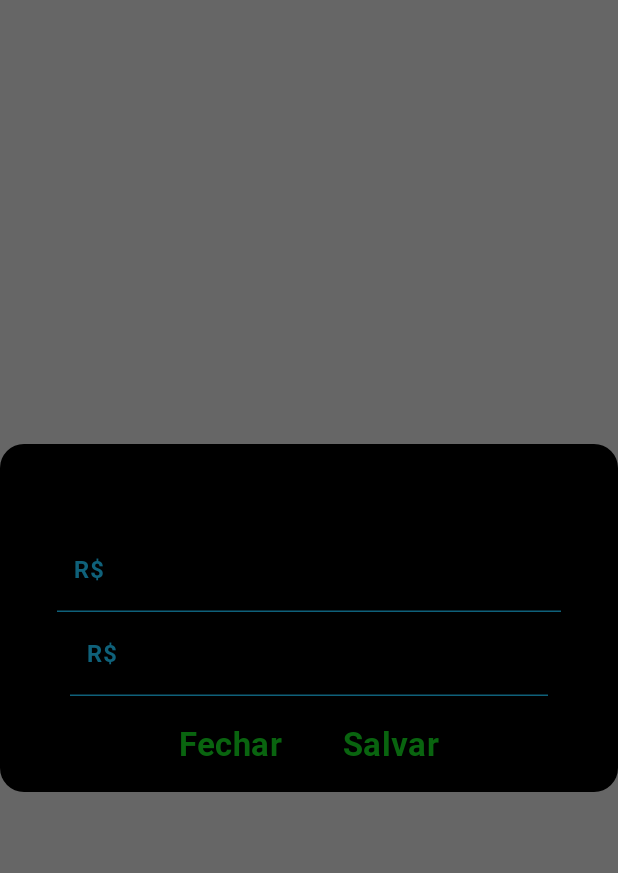
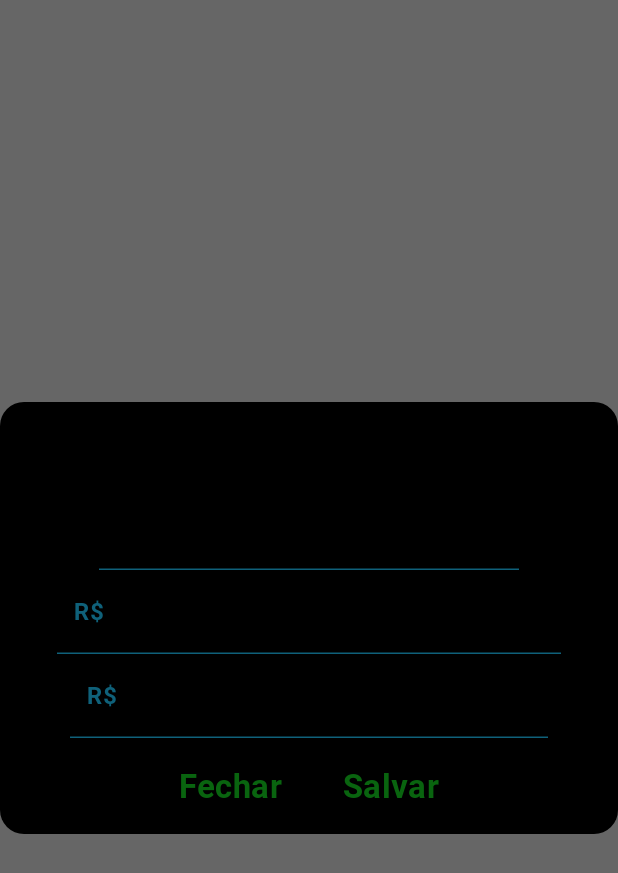
Before and after one commit to Andravi/alcohol_or_gas, an Android app built with Jetpack Compose: the composable DialogEdition called with empty values, on a phone screen of 412 x 824 dp. Shown: the top 873 px of the screen. Run offline under Robolectric (Android 15) with nearby library versions, the phone set to English and light mode, and no system bars.

Commit message:
resove some issues

```diff
--- a/app/src/main/java/com/example/alcool_or_gas/views/gasStations.kt
+++ b/app/src/main/java/com/example/alcool_or_gas/views/gasStations.kt
@@ -7,6 +7,7 @@ import android.net.Uri
 import android.os.Build
 import android.widget.Toast
 import androidx.annotation.RequiresApi
+import androidx.compose.foundation.background
 import androidx.compose.foundation.layout.Arrangement
 import androidx.compose.foundation.layout.Box
 import androidx.compose.foundation.layout.Column
@@ -31,6 +32,8 @@ import androidx.compose.material3.MaterialTheme
 import androidx.compose.material3.Scaffold
 import androidx.compose.material3.Text
 import androidx.compose.material3.TextButton
+import androidx.compose.material3.TextField
+import androidx.compose.material3.TextFieldDefaults
 import androidx.compose.material3.TopAppBar
 import androidx.compose.runtime.Composable
 import androidx.compose.runtime.LaunchedEffect
@@ -59,6 +62,7 @@ import com.example.alcool_or_gas.data.Coordinates
 import com.example.alcool_or_gas.data.GasStation
 import com.example.alcool_or_gas.data.GasStationList
 import com.example.alcool_or_gas.ui.composables.FuelInput
+import com.example.alcool_or_gas.ui.composables.TopBar
 import com.example.alcool_or_gas.ui.theme.Alcool_or_gasTheme
 import java.io.ByteArrayInputStream
 import java.io.ByteArrayOutputStream
@@ -90,16 +94,19 @@ fun GasStations(navController: NavHostController, add: String, posto: GasStation
     var isDialogInformationDisplay by remember { mutableStateOf(false) }
     var gasText by remember { mutableStateOf("") }
     var alcoolText by rememberSaveable { mutableStateOf("") }
+    var nameText by rememberSaveable { mutableStateOf("") }
+
 
 
 
     Scaffold(topBar = {
-        TopAppBar(title = { Text("Lista de Postos") })
+        TopBar()
     }) { innerPadding ->
         LazyColumn(
             modifier = Modifier
                 .fillMaxSize()
-                .padding(innerPadding),
+                .padding(innerPadding)
+                .background(MaterialTheme.colorScheme.onBackground),
             contentPadding = PaddingValues(16.dp)
         ) {
             items(gasStationList.list) { item ->
@@ -133,20 +140,25 @@ fun GasStations(navController: NavHostController, add: String, posto: GasStation
                                     val pos = gasStationList.list[selecionateItem]
 
                                     if (gasText.isNotEmpty()) {
-                                        pos.gasPrice = gasText.toDouble()
+                                        pos.gasPrice = gasText.replace(',', '.').toDouble()
                                     }
                                     if (alcoolText.isNotEmpty()) {
-                                        pos.alcoolPrice = alcoolText.toDouble()
+                                        pos.alcoolPrice = alcoolText.replace(',', '.').toDouble()
                                     }
+
+                                    pos.name = nameText
 
                                     gasStationList.list[selecionateItem] = pos
                                     // Falta salvar
                                     saveGasStationList(context, gasStationList)
                                     Toast.makeText(context,
                                         context.getString(R.string.editado), Toast.LENGTH_SHORT).show()
+                                    isDialogEditDisplay = false
                                 },
                                 gas = gasText.replace('.', ','),
-                                alcool = alcoolText.replace('.', ',')
+                                alcool = alcoolText.replace('.', ','),
+                                onChangeTextName = {nameText = it },
+                                name = nameText
                             )
                         }
 
@@ -189,6 +201,7 @@ fun GasStations(navController: NavHostController, add: String, posto: GasStation
                                         selecionateItem = gasStationList.list.indexOf(item)
                                         gasText = item.gasPrice.toString()
                                         alcoolText = item.alcoolPrice.toString()
+                                        nameText = item.name
                                     },
                                 ) {
                                     Icon(Icons.Rounded.Edit, stringResource(R.string.editar))
@@ -232,15 +245,18 @@ fun DialogEditionPreview() {
 
 @Composable
 fun DialogEdition(
+    name: String,
     gas: String,
     alcool: String,
     onChangeTextgas: (String) -> Unit,
     onChangeTextAlcool: (String) -> Unit,
+    onChangeTextName: (String) -> Unit,
     onDismissRequest: () -> Unit,
     onConfirmation: () -> Unit,
 ) {
     var gasText = gas
     var alcoolText = alcool
+    var nameText = name
 
     Dialog(onDismissRequest = { onDismissRequest() }) {
         // Draw a rectangle shape with rounded corners inside the dialog
@@ -263,6 +279,26 @@ fun DialogEdition(
                     text = stringResource(R.string.fa_a_os_ajustes_e_aperte_em_salvar),
                     modifier = Modifier.padding(16.dp), color = MaterialTheme.colorScheme.onSurface,
                 )
+                TextField(
+                    value = nameText, // The current text value
+                    onValueChange = onChangeTextName,
+                    placeholder = {
+                        Text(
+                            stringResource(R.string.digite_o_nome_do_posto),
+                            color = MaterialTheme.colorScheme.onSurface,
+                            fontWeight = FontWeight.Thin
+                        )
+                    },
+                    colors = TextFieldDefaults.colors(
+                        cursorColor = MaterialTheme.colorScheme.onSurface,
+                        unfocusedContainerColor = Color.Transparent,
+                        focusedContainerColor = Color.Transparent,
+                        focusedTextColor = MaterialTheme.colorScheme.onSurface,
+                        unfocusedIndicatorColor = MaterialTheme.colorScheme.secondary,
+                        focusedIndicatorColor = MaterialTheme.colorScheme.tertiary
+                    )
+                )
+
                 FuelInput(gasText, onChangeText = onChangeTextgas, stringResource(R.string.gasolina))
                 FuelInput(alcoolText, onChangeText = onChangeTextAlcool, stringResource(R.string.alcool))
                 Row(
```
